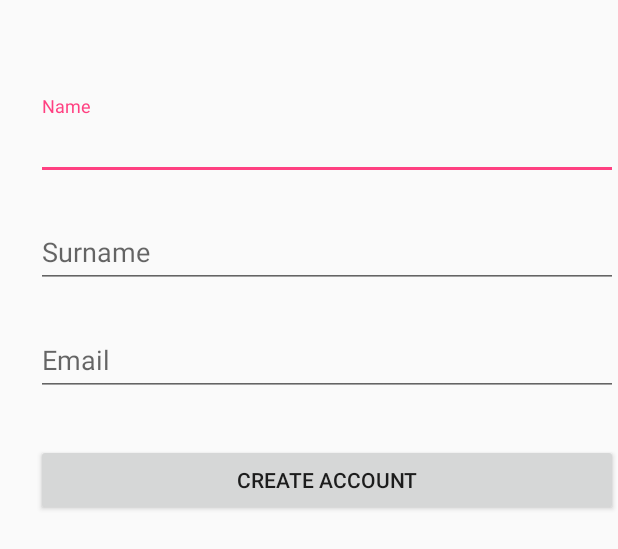
After one commit to agustinmadina/Kineo, an Android app: the layout fragment_add_patient.xml on its own in the app's theme, with its tools: preview values and no code run, on a phone screen of 412 x 824 dp. The commit adds this screen. Shown: the top 549 px of the screen. Run offline under Robolectric (Android 15) with nearby library versions, the phone set to English and light mode, and no system bars.

Commit message:
Add Patient screen started

```diff
--- a/app/src/main/AndroidManifest.xml
+++ b/app/src/main/AndroidManifest.xml
@@ -33,7 +33,7 @@
                 android:name="android.app.searchable"
                 android:resource="@xml/searchable" />
         </activity>
-        <activity android:name=".activities.AddPatientActivity" />
+        <activity android:name=".activities.AddPatientFragment" />
     </application>
 
 </manifest>
--- /dev/null
+++ b/app/src/main/res/layout/fragment_add_patient.xml
@@ -0,0 +1,71 @@
+<?xml version="1.0" encoding="utf-8"?>
+<android.support.constraint.ConstraintLayout
+    xmlns:android="http://schemas.android.com/apk/res/android" android:layout_width="match_parent"
+    android:layout_height="match_parent">
+
+    <ScrollView
+        xmlns:android="http://schemas.android.com/apk/res/android"
+        android:layout_width="match_parent"
+        android:layout_height="match_parent"
+        android:fitsSystemWindows="true">
+
+        <LinearLayout
+            android:orientation="vertical"
+            android:layout_width="match_parent"
+            android:layout_height="wrap_content"
+            android:paddingTop="56dp"
+            android:paddingLeft="24dp">
+
+            <!--  Name Label -->
+            <android.support.design.widget.TextInputLayout
+                android:layout_width="match_parent"
+                android:layout_height="wrap_content"
+                android:layout_marginTop="8dp"
+                android:layout_marginBottom="8dp">
+                <EditText android:id="@+id/input_name"
+                    android:layout_width="match_parent"
+                    android:layout_height="wrap_content"
+                    android:inputType="textCapWords"
+                    android:hint="@string/add_patient_name_hint" />
+            </android.support.design.widget.TextInputLayout>
+
+        <!--  Surname Label -->
+        <android.support.design.widget.TextInputLayout
+            android:layout_width="match_parent"
+            android:layout_height="wrap_content"
+            android:layout_marginTop="8dp"
+            android:layout_marginBottom="8dp">
+            <EditText android:id="@+id/input_surname"
+                android:layout_width="match_parent"
+                android:layout_height="wrap_content"
+                android:inputType="textCapWords"
+                android:hint="@string/add_patient_surname_hint" />
+        </android.support.design.widget.TextInputLayout>
+
+            <!-- Email Label -->
+            <android.support.design.widget.TextInputLayout
+                android:layout_width="match_parent"
+                android:layout_height="wrap_content"
+                android:layout_marginTop="8dp"
+                android:layout_marginBottom="8dp">
+                <EditText android:id="@+id/input_email"
+                    android:layout_width="match_parent"
+                    android:layout_height="wrap_content"
+                    android:inputType="textEmailAddress"
+                    android:hint="@string/add_patient_email" />
+            </android.support.design.widget.TextInputLayout>
+
+            <!-- Signup Button -->
+            <android.support.v7.widget.AppCompatButton
+                android:id="@+id/btn_signup"
+                android:layout_width="fill_parent"
+                android:layout_height="wrap_content"
+                android:layout_marginTop="24dp"
+                android:layout_marginBottom="24dp"
+                android:padding="12dp"
+                android:text="Create Account"/>
+
+        </LinearLayout>
+    </ScrollView>
+
+</android.support.constraint.ConstraintLayout>
--- a/app/src/main/res/values/colors.xml
+++ b/app/src/main/res/values/colors.xml
@@ -1,11 +1,11 @@
 <?xml version="1.0" encoding="utf-8"?>
 <resources>
-    <color name="colorPrimary">#6e7fde</color>
+    <color name="colorPrimary">#9fa8da</color>
     <color name="colorPrimaryDark">#FF001481</color>
     <color name="colorAccent">#FF4081</color>
     <color name="colorAccentDark">#ad1457</color>
 
-    <color name="blue_light">#6e7fde</color>
+    <color name="blue_light">#7986cb</color>
     <color name="gray_material_200">#eeeeee</color>
     <color name="search_text">#c7bfbf</color>
     <color name="toolbar_bg">@android:color/black</color>
--- a/app/src/main/res/values/strings.xml
+++ b/app/src/main/res/values/strings.xml
@@ -47,6 +47,8 @@
 
     //Patients screen
     <string name="search_hint">Search</string>
-
+    <string name="add_patient_name_hint">Name</string>
+    <string name="add_patient_surname_hint">Surname</string>
+    <string name="add_patient_email">Email</string>
 
 </resources>
```
Also changed, not shown: app/src/main/java/com/ownhealth/kineo/activities/AddPatientActivity.java (deleted, +0 -10 lines), app/src/main/java/com/ownhealth/kineo/activities/AddPatientFragment.java (added, +30 -0 lines), app/src/main/java/com/ownhealth/kineo/activities/LoginActivity.java (+10 -10 lines), app/src/main/java/com/ownhealth/kineo/patients/PatientsFragment.java (+11 -6 lines).
